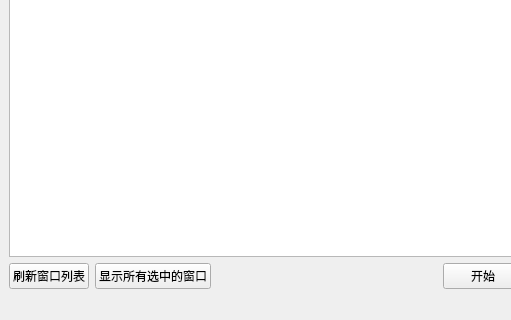
Before: the Qt Designer form mainwindow.ui in LaLa-HaHa-Hei/CursorToggleWindow_Qt6, drawn with Qt 5; both pictures show x 0 to 511 and y 117 to 437 of the 618 by 437 pixel window.
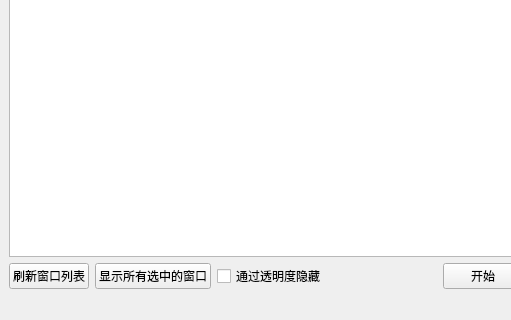
After: the same form once the commit is applied. Icons and pictures are not drawn.

Commit message: 增加透明度隐藏方式

What changed in the file:
```diff
--- a/mainwindow.ui
+++ b/mainwindow.ui
@@ -71,6 +71,13 @@
         </property>
        </widget>
       </item>
+      <item>
+       <widget class="QCheckBox" name="checkBoxHideByTransparency">
+        <property name="text">
+         <string>通过透明度隐藏</string>
+        </property>
+       </widget>
+      </item>
       <item>
        <spacer name="horizontalSpacer">
         <property name="orientation">
```
The commit also changes 2 other files.
